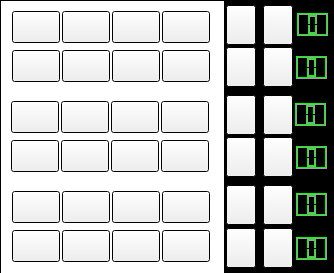
Old version of the form catchrobo_gui/src/ui/blue_box.ui in the repository catchrobo2021/catchrobo_robot.
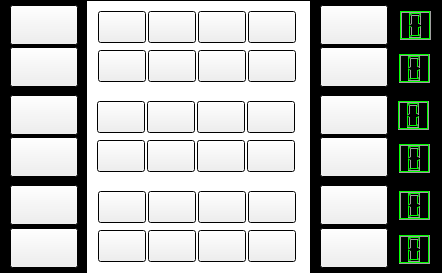
New version of the form.

The edit to the form file:
```diff
--- a/catchrobo_gui/src/ui/blue_box.ui
+++ b/catchrobo_gui/src/ui/blue_box.ui
@@ -6,7 +6,7 @@
    <rect>
     <x>0</x>
     <y>0</y>
-    <width>334</width>
+    <width>442</width>
     <height>273</height>
    </rect>
   </property>
@@ -80,7 +80,7 @@
   <widget class="QGraphicsView" name="graphicsView">
    <property name="geometry">
     <rect>
-     <x>0</x>
+     <x>86</x>
      <y>0</y>
      <width>225</width>
      <height>280</height>
@@ -90,9 +90,9 @@
   <widget class="QPushButton" name="up1">
    <property name="geometry">
     <rect>
-     <x>226</x>
+     <x>10</x>
      <y>5</y>
-     <width>30</width>
+     <width>68</width>
      <height>40</height>
     </rect>
    </property>
@@ -109,9 +109,9 @@
   <widget class="QPushButton" name="up2">
    <property name="geometry">
     <rect>
-     <x>226</x>
+     <x>10</x>
      <y>47</y>
-     <width>30</width>
+     <width>68</width>
      <height>40</height>
     </rect>
    </property>
@@ -128,9 +128,9 @@
   <widget class="QPushButton" name="up3">
    <property name="geometry">
     <rect>
-     <x>226</x>
+     <x>10</x>
      <y>95</y>
-     <width>30</width>
+     <width>68</width>
      <height>40</height>
     </rect>
    </property>
@@ -147,9 +147,9 @@
   <widget class="QPushButton" name="up4">
    <property name="geometry">
     <rect>
-     <x>226</x>
+     <x>10</x>
      <y>137</y>
-     <width>30</width>
+     <width>68</width>
      <height>40</height>
     </rect>
    </property>
@@ -166,9 +166,9 @@
   <widget class="QPushButton" name="up5">
    <property name="geometry">
     <rect>
-     <x>226</x>
+     <x>10</x>
      <y>185</y>
-     <width>30</width>
+     <width>68</width>
      <height>40</height>
     </rect>
    </property>
@@ -185,9 +185,9 @@
   <widget class="QPushButton" name="up6">
    <property name="geometry">
     <rect>
-     <x>226</x>
+     <x>10</x>
      <y>228</y>
-     <width>30</width>
+     <width>68</width>
      <height>40</height>
     </rect>
    </property>
@@ -204,9 +204,9 @@
   <widget class="QPushButton" name="dn2">
    <property name="geometry">
     <rect>
-     <x>263</x>
+     <x>320</x>
      <y>47</y>
-     <width>30</width>
+     <width>68</width>
      <height>40</height>
     </rect>
    </property>
@@ -223,9 +223,9 @@
   <widget class="QPushButton" name="dn3">
    <property name="geometry">
     <rect>
-     <x>263</x>
+     <x>320</x>
      <y>95</y>
-     <width>30</width>
+     <width>68</width>
      <height>40</height>
     </rect>
    </property>
@@ -242,9 +242,9 @@
   <widget class="QPushButton" name="dn6">
    <property name="geometry">
     <rect>
-     <x>263</x>
+     <x>320</x>
      <y>228</y>
-     <width>30</width>
+     <width>68</width>
      <height>40</height>
     </rect>
    </property>
@@ -261,9 +261,9 @@
   <widget class="QPushButton" name="dn5">
    <property name="geometry">
     <rect>
-     <x>263</x>
+     <x>320</x>
      <y>185</y>
-     <width>30</width>
+     <width>68</width>
      <height>40</height>
     </rect>
    </property>
@@ -280,9 +280,9 @@
   <widget class="QPushButton" name="dn1">
    <property name="geometry">
     <rect>
-     <x>263</x>
+     <x>320</x>
      <y>5</y>
-     <width>30</width>
+     <width>68</width>
      <height>40</height>
     </rect>
    </property>
@@ -299,9 +299,9 @@
   <widget class="QPushButton" name="dn4">
    <property name="geometry">
     <rect>
-     <x>263</x>
+     <x>320</x>
      <y>137</y>
-     <width>30</width>
+     <width>68</width>
      <height>40</height>
     </rect>
    </property>
@@ -318,10 +318,10 @@
   <widget class="QLCDNumber" name="num1">
    <property name="geometry">
     <rect>
-     <x>297</x>
-     <y>13</y>
+     <x>400</x>
+     <y>11</y>
      <width>31</width>
-     <height>23</height>
+     <height>29</height>
     </rect>
    </property>
    <property name="palette">
@@ -444,7 +444,7 @@
    </property>
    <property name="font">
     <font>
-     <pointsize>20</pointsize>
+     <pointsize>30</pointsize>
      <weight>50</weight>
      <bold>false</bold>
     </font>
@@ -471,10 +471,10 @@
   <widget class="QLCDNumber" name="num2">
    <property name="geometry">
     <rect>
-     <x>296</x>
-     <y>56</y>
+     <x>399</x>
+     <y>54</y>
      <width>31</width>
-     <height>23</height>
+     <height>29</height>
     </rect>
    </property>
    <property name="palette">
@@ -597,7 +597,7 @@
    </property>
    <property name="font">
     <font>
-     <pointsize>20</pointsize>
+     <pointsize>30</pointsize>
      <weight>50</weight>
      <bold>false</bold>
     </font>
@@ -624,10 +624,10 @@
   <widget class="QLCDNumber" name="num3">
    <property name="geometry">
     <rect>
-     <x>295</x>
-     <y>103</y>
+     <x>398</x>
+     <y>101</y>
      <width>31</width>
-     <height>23</height>
+     <height>29</height>
     </rect>
    </property>
    <property name="palette">
@@ -750,7 +750,7 @@
    </property>
    <property name="font">
     <font>
-     <pointsize>20</pointsize>
+     <pointsize>30</pointsize>
      <weight>50</weight>
      <bold>false</bold>
     </font>
@@ -777,10 +777,10 @@
   <widget class="QLCDNumber" name="num4">
    <property name="geometry">
     <rect>
-     <x>296</x>
-     <y>146</y>
+     <x>399</x>
+     <y>144</y>
      <width>31</width>
-     <height>23</height>
+     <height>29</height>
     </rect>
    </property>
    <property name="palette">
@@ -903,7 +903,7 @@
    </property>
    <property name="font">
     <font>
-     <pointsize>20</pointsize>
+     <pointsize>30</pointsize>
      <weight>50</weight>
      <bold>false</bold>
     </font>
@@ -930,10 +930,10 @@
   <widget class="QLCDNumber" name="num5">
    <property name="geometry">
     <rect>
-     <x>296</x>
-     <y>193</y>
+     <x>399</x>
+     <y>191</y>
      <width>31</width>
-     <height>23</height>
+     <height>29</height>
     </rect>
    </property>
    <property name="palette">
@@ -1056,7 +1056,7 @@
    </property>
    <property name="font">
     <font>
-     <pointsize>20</pointsize>
+     <pointsize>30</pointsize>
      <weight>50</weight>
      <bold>false</bold>
     </font>
@@ -1083,10 +1083,10 @@
   <widget class="QLCDNumber" name="num6">
    <property name="geometry">
     <rect>
-     <x>296</x>
-     <y>237</y>
+     <x>399</x>
+     <y>235</y>
      <width>31</width>
-     <height>23</height>
+     <height>29</height>
     </rect>
    </property>
    <property name="palette">
@@ -1209,7 +1209,7 @@
    </property>
    <property name="font">
     <font>
-     <pointsize>20</pointsize>
+     <pointsize>30</pointsize>
      <weight>50</weight>
      <bold>false</bold>
     </font>
@@ -1236,7 +1236,7 @@
   <widget class="QPushButton" name="ob14">
    <property name="geometry">
     <rect>
-     <x>162</x>
+     <x>248</x>
      <y>11</y>
      <width>48</width>
      <height>32</height>
@@ -1261,7 +1261,7 @@
   <widget class="QPushButton" name="ob24">
    <property name="geometry">
     <rect>
-     <x>162</x>
+     <x>248</x>
      <y>50</y>
      <width>48</width>
      <height>32</height>
@@ -1286,7 +1286,7 @@
   <widget class="QPushButton" name="ob23">
    <property name="geometry">
     <rect>
-     <x>112</x>
+     <x>198</x>
      <y>50</y>
      <width>48</width>
      <height>32</height>
@@ -1311,7 +1311,7 @@
   <widget class="QPushButton" name="ob13">
    <property name="geometry">
     <rect>
-     <x>112</x>
+     <x>198</x>
      <y>11</y>
      <width>48</width>
      <height>32</height>
@@ -1336,7 +1336,7 @@
   <widget class="QPushButton" name="ob22">
    <property name="geometry">
     <rect>
-     <x>62</x>
+     <x>148</x>
      <y>50</y>
      <width>48</width>
      <height>32</height>
@@ -1361,7 +1361,7 @@
   <widget class="QPushButton" name="ob12">
    <property name="geometry">
     <rect>
-     <x>62</x>
+     <x>148</x>
      <y>11</y>
      <width>48</width>
      <height>32</height>
@@ -1386,7 +1386,7 @@
   <widget class="QPushButton" name="ob21">
    <property name="geometry">
     <rect>
-     <x>12</x>
+     <x>98</x>
      <y>50</y>
      <width>48</width>
      <height>32</height>
@@ -1411,7 +1411,7 @@
   <widget class="QPushButton" name="ob11">
    <property name="geometry">
     <rect>
-     <x>12</x>
+     <x>98</x>
      <y>11</y>
      <width>48</width>
      <height>32</height>
@@ -1436,7 +1436,7 @@
   <widget class="QPushButton" name="ob44">
    <property name="geometry">
     <rect>
-     <x>161</x>
+     <x>247</x>
      <y>140</y>
      <width>48</width>
      <height>32</height>
@@ -1461,7 +1461,7 @@
   <widget class="QPushButton" name="ob41">
    <property name="geometry">
     <rect>
-     <x>11</x>
+     <x>97</x>
      <y>140</y>
      <width>48</width>
      <height>32</height>
@@ -1486,7 +1486,7 @@
   <widget class="QPushButton" name="ob31">
    <property name="geometry">
     <rect>
-     <x>11</x>
+     <x>97</x>
      <y>101</y>
      <width>48</width>
      <height>32</height>
@@ -1511,7 +1511,7 @@
   <widget class="QPushButton" name="ob43">
    <property name="geometry">
     <rect>
-     <x>111</x>
+     <x>197</x>
      <y>140</y>
      <width>48</width>
      <height>32</height>
@@ -1536,7 +1536,7 @@
   <widget class="QPushButton" name="ob32">
    <property name="geometry">
     <rect>
-     <x>61</x>
+     <x>147</x>
      <y>101</y>
      <width>48</width>
      <height>32</height>
@@ -1561,7 +1561,7 @@
   <widget class="QPushButton" name="ob34">
    <property name="geometry">
     <rect>
-     <x>161</x>
+     <x>247</x>
      <y>101</y>
      <width>48</width>
      <height>32</height>
@@ -1586,7 +1586,7 @@
   <widget class="QPushButton" name="ob33">
    <property name="geometry">
     <rect>
-     <x>111</x>
+     <x>197</x>
      <y>101</y>
      <width>48</width>
      <height>32</height>
@@ -1611,7 +1611,7 @@
   <widget class="QPushButton" name="ob42">
    <property name="geometry">
     <rect>
-     <x>61</x>
+     <x>147</x>
      <y>140</y>
      <width>48</width>
      <height>32</height>
@@ -1636,7 +1636,7 @@
   <widget class="QPushButton" name="ob64">
    <property name="geometry">
     <rect>
-     <x>162</x>
+     <x>248</x>
      <y>230</y>
      <width>48</width>
      <height>32</height>
@@ -1661,7 +1661,7 @@
   <widget class="QPushButton" name="ob61">
    <property name="geometry">
     <rect>
-     <x>12</x>
+     <x>98</x>
      <y>230</y>
      <width>48</width>
      <height>32</height>
@@ -1686,7 +1686,7 @@
   <widget class="QPushButton" name="ob51">
    <property name="geometry">
     <rect>
-     <x>12</x>
+     <x>98</x>
      <y>191</y>
      <width>48</width>
      <height>32</height>
@@ -1711,7 +1711,7 @@
   <widget class="QPushButton" name="ob63">
    <property name="geometry">
     <rect>
-     <x>112</x>
+     <x>198</x>
      <y>230</y>
      <width>48</width>
      <height>32</height>
@@ -1736,7 +1736,7 @@
   <widget class="QPushButton" name="ob52">
    <property name="geometry">
     <rect>
-     <x>62</x>
+     <x>148</x>
      <y>191</y>
      <width>48</width>
      <height>32</height>
@@ -1761,7 +1761,7 @@
   <widget class="QPushButton" name="ob54">
    <property name="geometry">
     <rect>
-     <x>162</x>
+     <x>248</x>
      <y>191</y>
      <width>48</width>
      <height>32</height>
@@ -1786,7 +1786,7 @@
   <widget class="QPushButton" name="ob53">
    <property name="geometry">
     <rect>
-     <x>112</x>
+     <x>198</x>
      <y>191</y>
      <width>48</width>
      <height>32</height>
@@ -1811,7 +1811,7 @@
   <widget class="QPushButton" name="ob62">
    <property name="geometry">
     <rect>
-     <x>62</x>
+     <x>148</x>
      <y>230</y>
      <width>48</width>
      <height>32</height>
```
